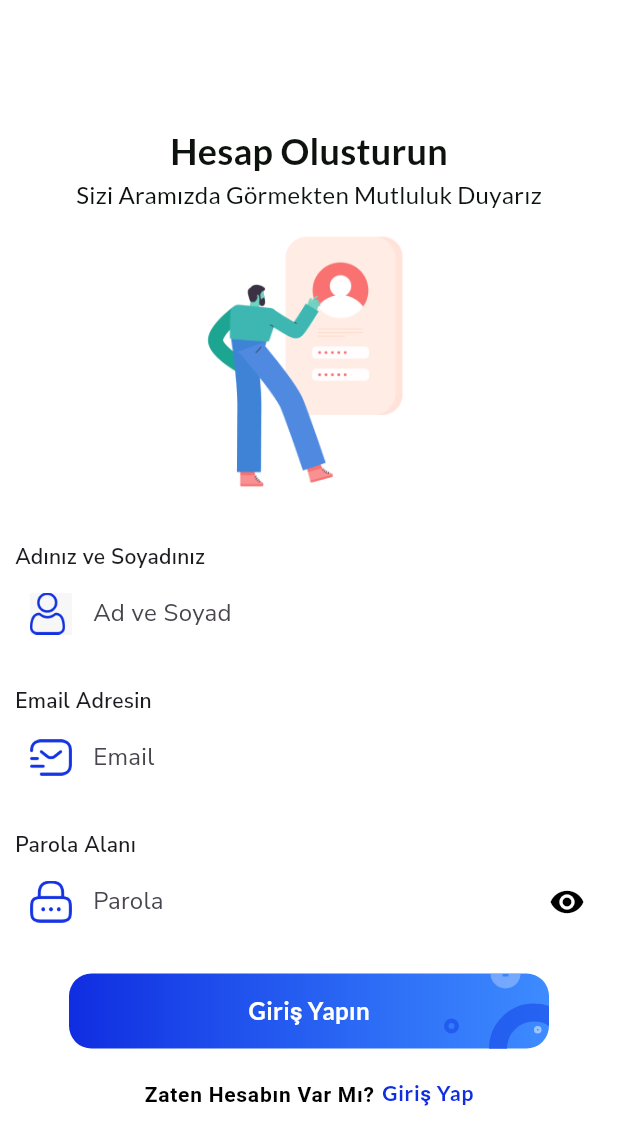
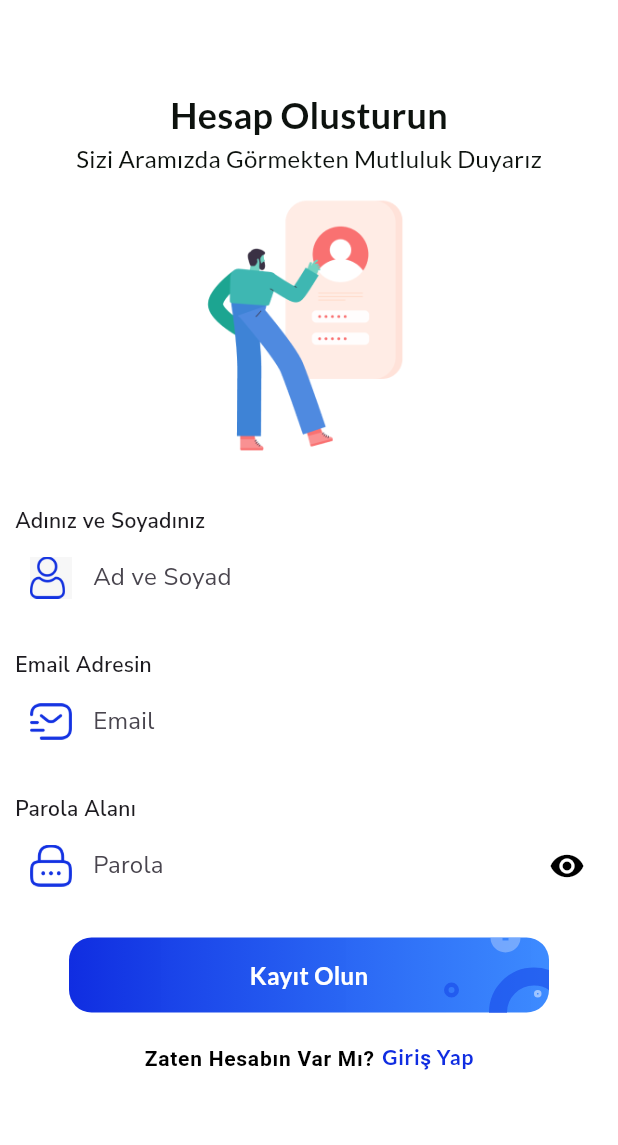
Before and after one commit to Arifcngk/ETicaret-Flutter-Nodejs-Mongo, a Flutter app: the RegisterScreen screen opened directly, on a phone screen of 412 x 824 dp. Shown: the top 1145 px of the screen. Run offline on Flutter 3.47's test engine with Material 3 defaults, Android fonts, the phone set to English and light mode, and no system bars; our stand-ins replace google_fonts.

```diff
--- a/lib/main.dart
+++ b/lib/main.dart
@@ -17,7 +17,7 @@
         colorScheme: ColorScheme.fromSeed(seedColor: Colors.deepPurple),
         useMaterial3: true,
       ),
-      home: const LoginScreen(),
+      home:  LoginScreen(),
     );
   }
 }
--- a/lib/views/screens/aurh_screens/register.dart
+++ b/lib/views/screens/aurh_screens/register.dart
@@ -10,10 +10,14 @@
       backgroundColor: Colors.white.withOpacity(0.95),
       body: Padding(
         padding: const EdgeInsets.all(10.0),
+        child: SingleChildScrollView(
+          child: Form(
+            key: formKey,
             child: Center(
               child: Column(
                 mainAxisAlignment: MainAxisAlignment.center,
                 children: [
+                  SizedBox(height: 50),
                   Text(
                     'Hesap Olusturun',
                     style: GoogleFonts.lato(
@@ -157,7 +161,8 @@
                         fontWeight: FontWeight.w400,
                         letterSpacing: 0.2,
                       ),
-                  suffixIcon: const Icon(Icons.visibility, color: Colors.black),
+                      suffixIcon:
+                          const Icon(Icons.visibility, color: Colors.black),
                       prefixIcon: Padding(
                         padding: const EdgeInsets.all(10.0),
                         child: Image.asset(
@@ -169,7 +174,17 @@
                     ),
                   ),
                   const SizedBox(height: 20),
-              Container(
+                  InkWell(
+                    onTap: () {
+                      if (formKey.currentState!.validate()) {
+                        // ignore: avoid_print
+                        print("Başarılı");
+                      } else {
+                        // ignore: avoid_print
+                        print("Başarısız");
+                      }
+                    },
+                    child: Container(
                       width: 320,
                       height: 50,
                       decoration: BoxDecoration(
@@ -259,7 +274,7 @@
                             ),
                           ),
                           Center(
-                      child: Text("Giriş Yapın",
+                            child: Text("Kayıt Olun",
                                 style: GoogleFonts.lato(
                                   color: Colors.white,
                                   fontWeight: FontWeight.w600,
@@ -267,6 +282,7 @@
                                 )),
                           ),
                         ],
+                      ),
                     ),
                   ),
                   const SizedBox(height: 20),
@@ -288,7 +304,7 @@
                           Navigator.push(
                               context,
                               MaterialPageRoute(
-                              builder: (context) => const LoginScreen()));
+                                  builder: (context) => LoginScreen()));
                         },
                         child: Text("Giriş Yap",
                             style: GoogleFonts.lato(
@@ -304,6 +320,8 @@
               ),
             ),
           ),
+        ),
+      ),
     );
   }
 }
```
Also changed, not shown: lib/views/screens/aurh_screens/login.dart (+31 -5 lines). Lines whose indentation alone changed are shown as unchanged.
